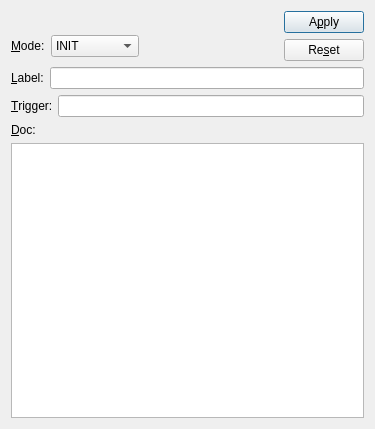
Qt form ndtsconfigtool/ui/strategydlg.ui (jkotan/nexdatas.configtool) before a commit.
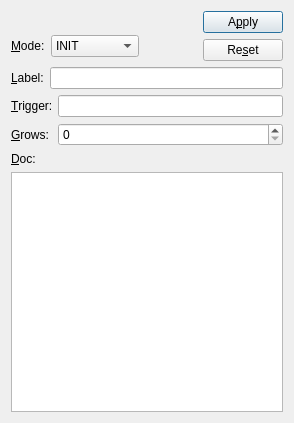
The same form after that commit.

Commit message: adding strategy attribute grows

Diff of the .ui file:
```diff
--- a/ndtsconfigtool/ui/strategydlg.ui
+++ b/ndtsconfigtool/ui/strategydlg.ui
@@ -6,8 +6,8 @@
    <rect>
     <x>0</x>
     <y>0</y>
-    <width>375</width>
-    <height>429</height>
+    <width>294</width>
+    <height>423</height>
    </rect>
   </property>
   <property name="minimumSize">
@@ -189,6 +189,19 @@
         <item row="0" column="1">
          <widget class="QLineEdit" name="triggerLineEdit"/>
         </item>
+        <item row="1" column="0">
+         <widget class="QLabel" name="growsLabel">
+          <property name="text">
+           <string>&amp;Grows:</string>
+          </property>
+          <property name="buddy">
+           <cstring>growsSpinBox</cstring>
+          </property>
+         </widget>
+        </item>
+        <item row="1" column="1">
+         <widget class="QSpinBox" name="growsSpinBox"/>
+        </item>
        </layout>
        <zorder>triggerLabel</zorder>
        <zorder>triggerLineEdit</zorder>
```
Left out of the diff: 5 changed lines with no effect on the pictures. The commit also changes 2 other files.
